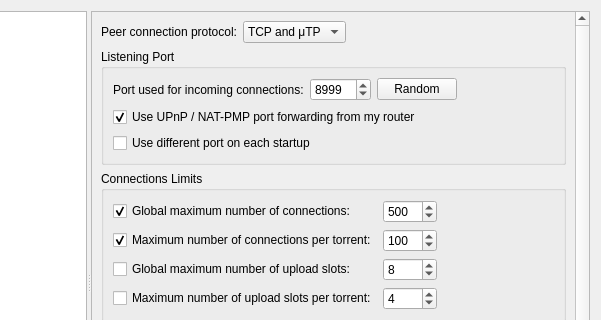
First picture: the form in src/gui/optionsdialog.ui, repository SysAdminDoc/qBittorrent-Vanced, before the edit; both pictures show x 178 to 779 and y 0 to 320 of the 779 by 591 pixel window.
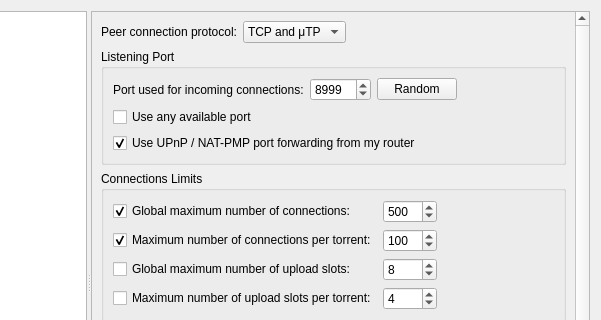
Second picture: the form after the edit. The open tabs and pages were chosen to show the change. Custom widgets are drawn as their Qt base class.

Commit message:
Revise checkbox label for "Use any available ports" functionality
Also reorder the checkboxes a bit.

Patch:
```diff
--- a/src/gui/optionsdialog.ui
+++ b/src/gui/optionsdialog.ui
@@ -1490,6 +1490,13 @@
                  </item>
                 </layout>
                </item>
+               <item>
+                <widget class="QCheckBox" name="useAnyPort">
+                 <property name="text">
+                  <string>Use any available port</string>
+                 </property>
+                </widget>
+               </item>
                <item>
                 <widget class="QCheckBox" name="checkUPnP">
                  <property name="text">
@@ -1500,13 +1507,6 @@
                  </property>
                 </widget>
                </item>
-               <item>
-                <widget class="QCheckBox" name="checkRandomPort">
-                 <property name="text">
-                  <string>Use different port on each startup</string>
-                 </property>
-                </widget>
-               </item>
               </layout>
              </widget>
             </item>
```
Left out of the diff: 4 changed lines with no effect on the pictures. The commit also changes 5 other files.
